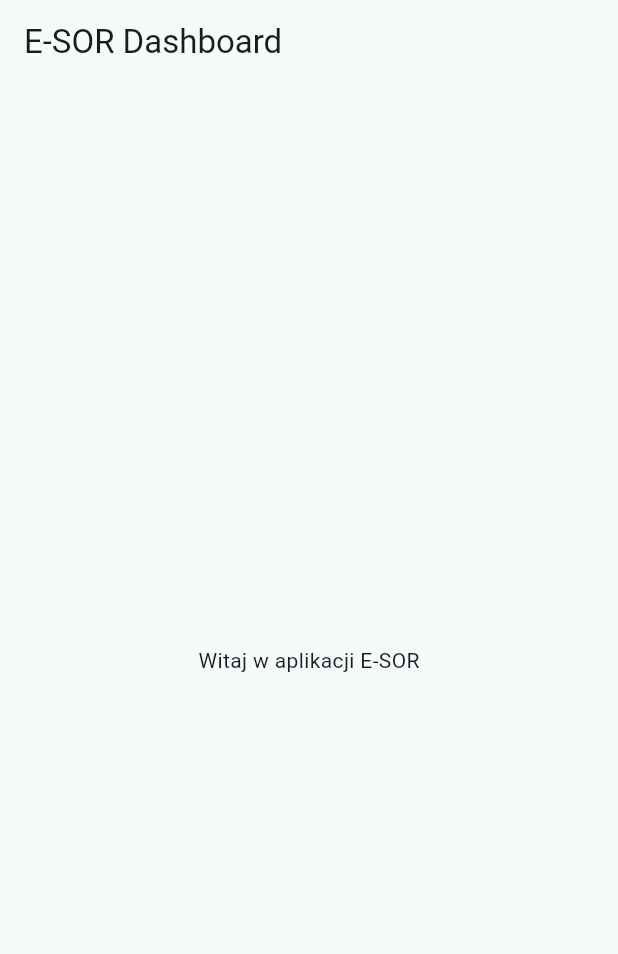
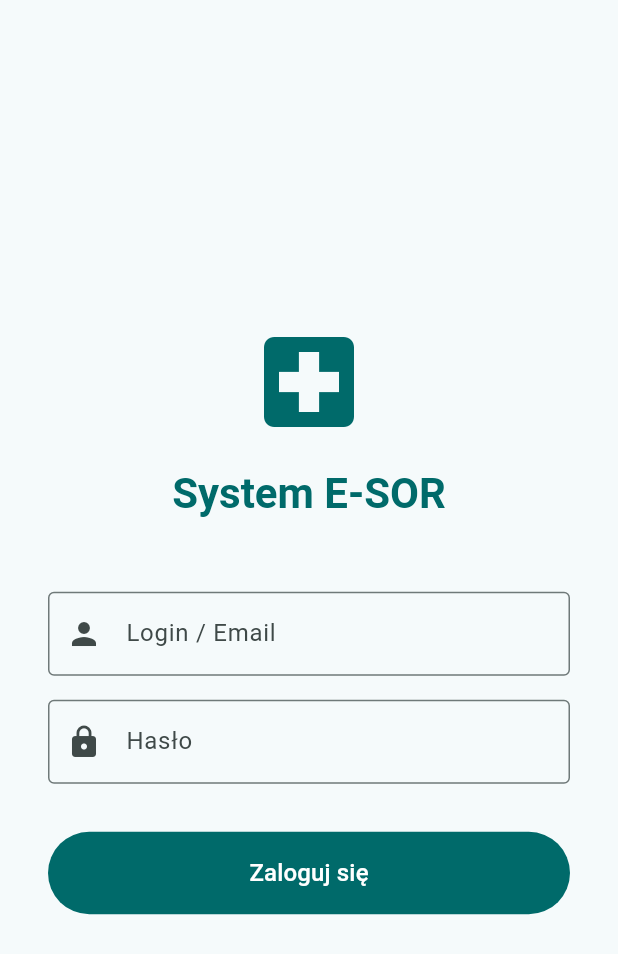
Before and after one commit to k0wal45/projekt-sor-system, a Flutter app: the screen it shows after launch, on a phone screen of 412 x 824 dp. Shown: the top 954 px of the screen. Run offline on Flutter 3.47's test engine with Material 3 defaults, Android fonts, the phone set to English and light mode, and no system bars; our stand-ins replace flutter_riverpod, fpdart, freezed_annotation, go_router, google_fonts, riverpod_annotation; generated files the repository leaves out were written again.

Commit message:
implement authentication module with login screen, repository, and mock data source

```diff
--- a/frontend/lib/core/routing/app_router.dart
+++ b/frontend/lib/core/routing/app_router.dart
@@ -1,28 +1,12 @@
-import 'package:flutter/material.dart';
 import 'package:go_router/go_router.dart';
+import '../../features/auth/presentation/views/login_screen.dart';
 
 final appRouter = GoRouter(
   initialLocation: '/',
   routes: [
     GoRoute(
       path: '/',
-      builder: (context, state) => const PlaceholderHomeScreen(),
+      builder: (context, state) => const LoginScreen(),
     ),
   ],
 );
-
-class PlaceholderHomeScreen extends StatelessWidget {
-  const PlaceholderHomeScreen({super.key});
-
-  @override
-  Widget build(BuildContext context) {
-    return Scaffold(
-      appBar: AppBar(
-        title: const Text('E-SOR Dashboard'),
-      ),
-      body: const Center(
-        child: Text('Witaj w aplikacji E-SOR'),
-      ),
-    );
-  }
-}
--- /dev/null
+++ b/frontend/lib/features/auth/domain/repositories/auth_repository.dart
@@ -0,0 +1,7 @@
+import 'package:fpdart/fpdart.dart';
+import '../../../../core/errors/failures.dart';
+import '../models/staff.dart';
+
+abstract class AuthRepository {
+  Future<Either<Failure, Staff>> login(String email, String password);
+}
--- /dev/null
+++ b/frontend/lib/features/auth/presentation/views/login_screen.dart
@@ -0,0 +1,119 @@
+import 'package:flutter/material.dart';
+import 'package:flutter_riverpod/flutter_riverpod.dart';
+import '../viewmodels/auth_viewmodel.dart';
+
+class LoginScreen extends ConsumerStatefulWidget {
+  const LoginScreen({super.key});
+
+  @override
+  ConsumerState<LoginScreen> createState() => _LoginScreenState();
+}
+
+class _LoginScreenState extends ConsumerState<LoginScreen> {
+  final _emailController = TextEditingController();
+  final _passwordController = TextEditingController();
+
+  @override
+  void dispose() {
+    _emailController.dispose();
+    _passwordController.dispose();
+    super.dispose();
+  }
+
+  @override
+  Widget build(BuildContext context) {
+    final authState = ref.watch(authViewModelProvider);
+
+    ref.listen(authViewModelProvider, (previous, next) {
+      if (next is AsyncError) {
+        ScaffoldMessenger.of(context).showSnackBar(
+          SnackBar(
+            content: Text(next.error.toString()),
+            backgroundColor: Theme.of(context).colorScheme.error,
+          ),
+        );
+      } else if (next is AsyncData && next.value != null) {
+        ScaffoldMessenger.of(context).showSnackBar(
+          SnackBar(
+            content: Text(
+              'Zalogowano jako: ${next.value!.firstName} ${next.value!.lastName} (${next.value!.role.name})',
+            ),
+            backgroundColor: Theme.of(context).colorScheme.primary,
+          ),
+        );
+        // context.go('/dashboard');
+      }
+    });
+
+    return Scaffold(
+      body: Center(
+        child: SingleChildScrollView(
+          padding: const EdgeInsets.all(32.0),
+          child: ConstrainedBox(
+            constraints: const BoxConstraints(maxWidth: 400),
+            child: Column(
+              mainAxisAlignment: MainAxisAlignment.center,
+              crossAxisAlignment: CrossAxisAlignment.stretch,
+              children: [
+                Icon(
+                  Icons.local_hospital,
+                  size: 80,
+                  color: Theme.of(context).colorScheme.primary,
+                ),
+                const SizedBox(height: 16),
+                Text(
+                  'System E-SOR',
+                  style: Theme.of(context).textTheme.headlineMedium?.copyWith(
+                    color: Theme.of(context).colorScheme.primary,
+                    fontWeight: FontWeight.bold,
+                  ),
+                  textAlign: TextAlign.center,
+                ),
+                const SizedBox(height: 48),
+                TextField(
+                  controller: _emailController,
+                  decoration: const InputDecoration(
+                    labelText: 'Login / Email',
+                    border: OutlineInputBorder(),
+                    prefixIcon: Icon(Icons.person),
+                  ),
+                ),
+                const SizedBox(height: 16),
+                TextField(
+                  controller: _passwordController,
+                  obscureText: true,
+                  decoration: const InputDecoration(
+                    labelText: 'Hasło',
+                    border: OutlineInputBorder(),
+                    prefixIcon: Icon(Icons.lock),
+                  ),
+                ),
+                const SizedBox(height: 32),
+                if (authState.isLoading)
+                  const Center(child: CircularProgressIndicator())
+                else
+                  FilledButton(
+                    onPressed: () {
+                      ref
+                          .read(authViewModelProvider.notifier)
+                          .login(
+                            _emailController.text,
+                            _passwordController.text,
+                          );
+                    },
+                    style: FilledButton.styleFrom(
+                      padding: const EdgeInsets.symmetric(vertical: 16),
+                    ),
+                    child: const Text(
+                      'Zaloguj się',
+                      style: TextStyle(fontSize: 16),
+                    ),
+                  ),
+              ],
+            ),
+          ),
+        ),
+      ),
+    );
+  }
+}
--- a/frontend/pubspec.yaml
+++ b/frontend/pubspec.yaml
@@ -41,6 +41,7 @@ dependencies:
   freezed_annotation: ^3.1.0
   json_annotation: ^4.12.0
   google_fonts: ^8.1.0
+  fpdart: ^1.2.0
 
 dev_dependencies:
   flutter_test:
```
Also changed, not shown: frontend/lib/core/errors/exceptions.dart (added, +9 -0 lines), frontend/lib/core/errors/failures.dart (added, +12 -0 lines), frontend/lib/features/auth/data/datasources/auth_mock_data_source.dart (added, +30 -0 lines), frontend/lib/features/auth/data/repositories/auth_repository_impl.dart (added, +24 -0 lines), frontend/lib/features/auth/domain/models/staff.dart (added, +29 -0 lines), frontend/lib/features/auth/presentation/viewmodels/auth_viewmodel.dart (added, +40 -0 lines), frontend/lib/features/auth/domain/models/staff.freezed.dart (added), frontend/lib/features/auth/domain/models/staff.g.dart (added), frontend/lib/features/auth/presentation/viewmodels/auth_viewmodel.g.dart (added), frontend/pubspec.lock, 2 other files.
